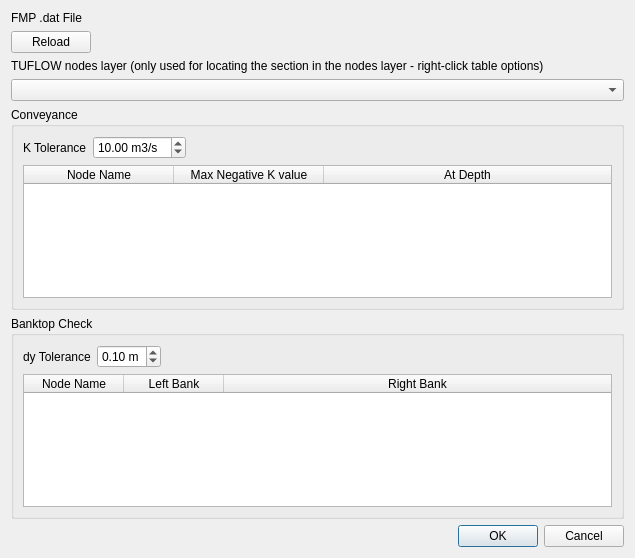
Old version of the form mod_check/forms/ui_fmpsectionproperty_check_dialog.ui in the repository duncan-r/ModCheck.
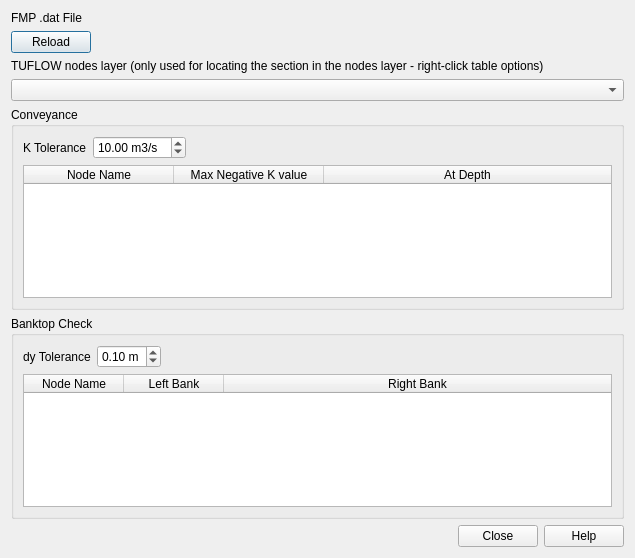
New version of the form. Custom widgets are drawn as their Qt base class.

Commit message:
Add base class to dialogs and improve Help.
Creates a base class to be inherited by all dialogs providing
the default behaviour that all of them need like handling help
and close button behaviour and simplifying and reducing duplicate
menu module code for setting up dialogs.

```diff
--- a/mod_check/forms/ui_fmpsectionproperty_check_dialog.ui
+++ b/mod_check/forms/ui_fmpsectionproperty_check_dialog.ui
@@ -236,7 +236,10 @@
         <enum>Qt::Horizontal</enum>
        </property>
        <property name="standardButtons">
-        <set>QDialogButtonBox::Cancel|QDialogButtonBox::Ok</set>
+        <set>QDialogButtonBox::Close|QDialogButtonBox::Help</set>
+       </property>
+       <property name="centerButtons">
+        <bool>false</bool>
        </property>
       </widget>
      </item>
```
The commit also changes 11 other files.
